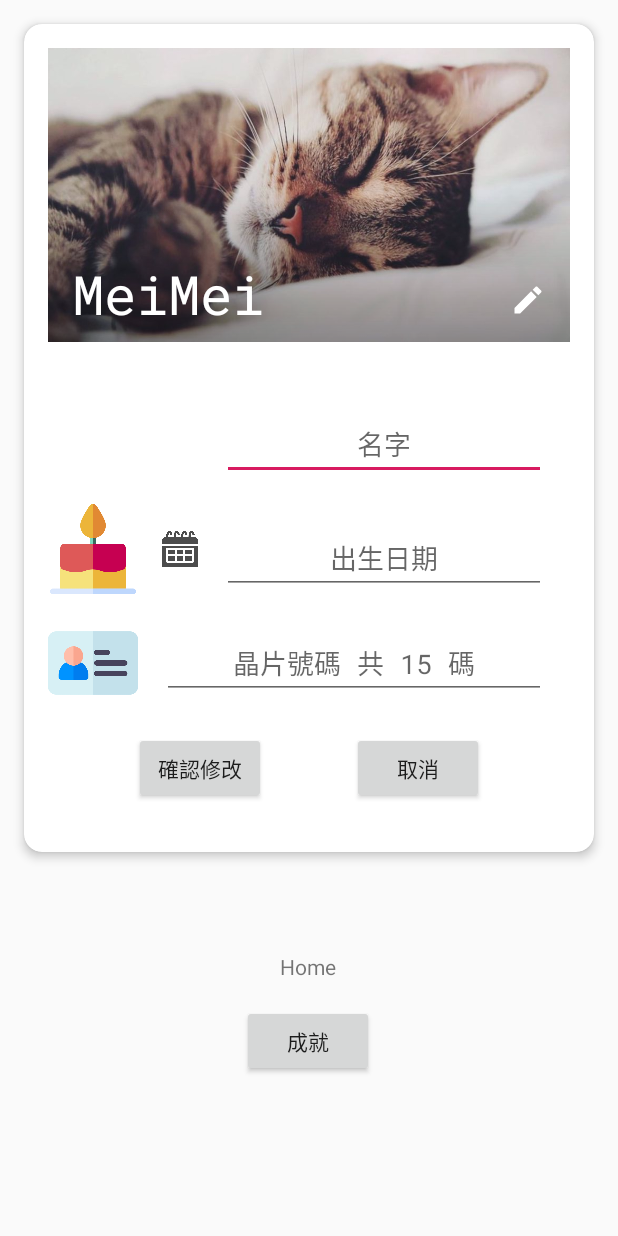
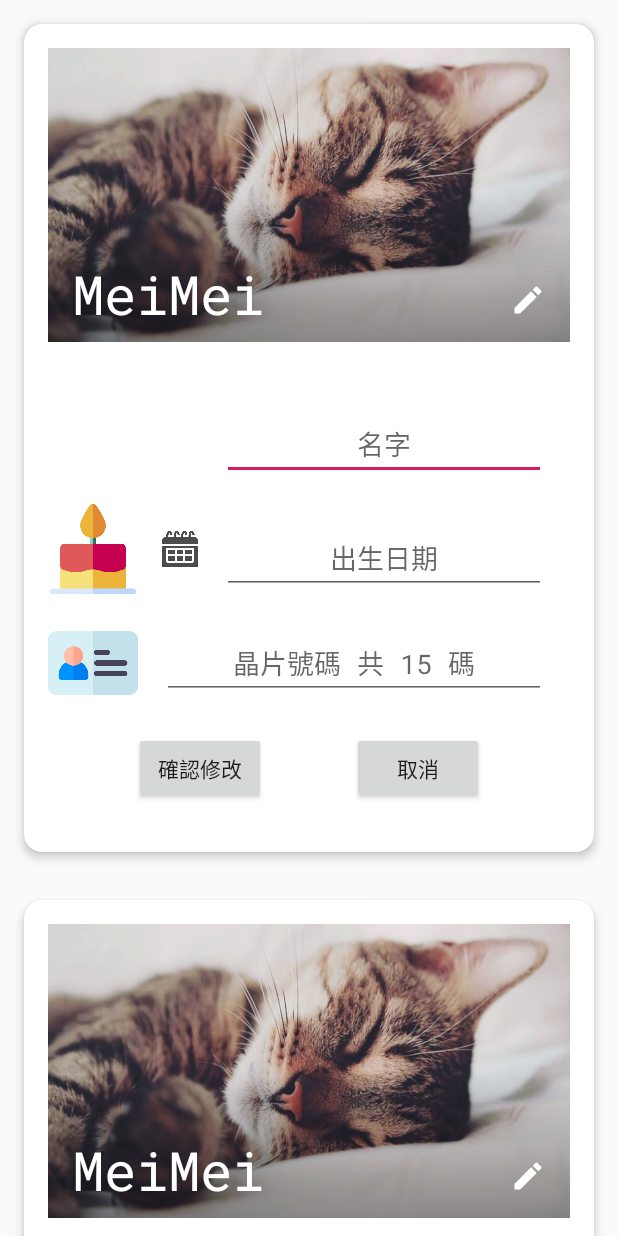
Before and after one commit to eric6300/JustPet, an Android app: the layout fragment_home.xml on its own in the app's theme, with its tools: preview values and no code run, on a phone screen of 412 x 824 dp. Run offline under Robolectric (Android 15) with nearby library versions, the phone set to English and light mode, and no system bars.

```diff
--- a/app/src/main/java/com/taiwan/justvet/justpet/home/HomeViewModel.kt
+++ b/app/src/main/java/com/taiwan/justvet/justpet/home/HomeViewModel.kt
@@ -42,16 +42,17 @@ class HomeViewModel : ViewModel() {
         petName.value = petProfile.name
         petIdChip.value = petProfile.idChip
         _isModified.value = true
+        Log.d(TAG, "modified pet profile")
     }
 
     fun modifyCompleted() {
         // update to firebase in the future
         Log.d(TAG, "Pet Name : ${petName.value} Pet BirthDay : ${petBirthDay.value} Pet IdChip : ${petIdChip.value}")
-        _isModified.value = null
+        _isModified.value = false
     }
 
     fun modifyCancelled() {
-        _isModified.value = null
+        _isModified.value = false
     }
 
 }
--- a/app/src/main/res/drawable/filter_rounded_corners.xml
+++ b/app/src/main/res/drawable/filter_image.xml
@@ -5,6 +5,6 @@
     <gradient
         android:angle="90"
         android:startColor="@color/translucent_40"
-        android:centerColor="@color/translucent_completed" />
+        android:centerColor="@color/transparent" />
 
 </shape>
--- a/app/src/main/res/layout/fragment_home.xml
+++ b/app/src/main/res/layout/fragment_home.xml
@@ -37,9 +37,7 @@
 
         <androidx.recyclerview.widget.RecyclerView
                 android:id="@+id/list_profile_pet"
-                app:layoutManager="androidx.recyclerview.widget.GridLayoutManager"
                 tools:listitem="@layout/item_card_pet_profile"
-                android:orientation="horizontal"
                 android:layout_width="match_parent"
                 android:layout_height="wrap_content"
                 app:layout_constraintEnd_toEndOf="parent"
--- a/app/src/main/res/layout/item_card_pet_profile.xml
+++ b/app/src/main/res/layout/item_card_pet_profile.xml
@@ -70,7 +70,7 @@
                     android:layout_marginStart="16dp"
                     android:layout_marginEnd="16dp"
                     android:layout_marginBottom="16dp"
-                    android:visibility="@{ viewModel.isModified() == true ? View.VISIBLE : View.GONE }"
+                    android:visibility="@{ viewModel.isModified() != true ? View.GONE : View.VISIBLE }"
                     app:layout_constraintBottom_toBottomOf="parent"
                     app:layout_constraintEnd_toEndOf="parent"
                     app:layout_constraintHorizontal_bias="0.0"
@@ -223,7 +223,7 @@
                     android:id="@+id/filter_image"
                     android:layout_width="0dp"
                     android:layout_height="0dp"
-                    android:background="@drawable/filter_rounded_corners"
+                    android:background="@drawable/filter_image"
                     app:layout_constraintBottom_toBottomOf="@+id/image_pet"
                     app:layout_constraintEnd_toEndOf="@+id/image_pet"
                     app:layout_constraintStart_toStartOf="@+id/image_pet"
--- a/app/src/main/res/values/colors.xml
+++ b/app/src/main/res/values/colors.xml
@@ -7,7 +7,7 @@
 
     <color name="translucent_40">#66000000</color>
     <color name="translucent_70">#B3000000</color>
-    <color name="translucent_completed">#00000000</color>
+    <color name="transparent">#00000000</color>
 
 
 </resources>
```
Also changed, not shown: app/src/main/java/com/taiwan/justvet/justpet/home/HomeFragment.kt (+43 -15 lines).
